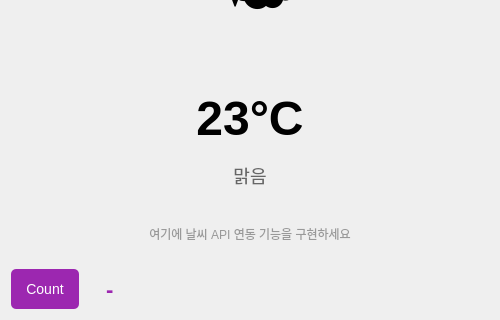
First picture: the form in Apps/Weather/weather.ui, repository pacowon/appDrawer, before the edit; both pictures show x 0 to 500 and y 184 to 504 of the 500 by 504 pixel window.
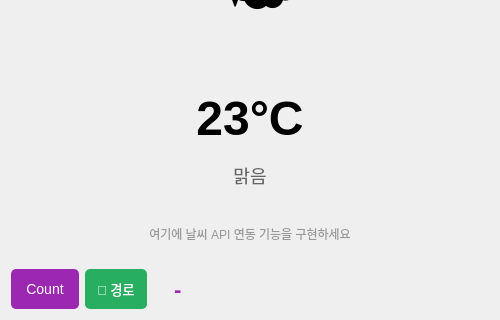
Second picture: the form after the edit.

The edit to the form file:
```diff
--- a/Apps/Weather/weather.ui
+++ b/Apps/Weather/weather.ui
@@ -110,6 +110,19 @@
        </property>
       </widget>
      </item>
+     <item>
+      <widget class="QPushButton" name="btn_show_path">
+       <property name="minimumSize">
+        <size><width>0</width><height>40</height></size>
+       </property>
+       <property name="styleSheet">
+        <string notr="true">font-size: 13px; background-color: #27ae60; color: white; border: none; border-radius: 5px; padding: 5px 12px;</string>
+       </property>
+       <property name="text">
+        <string>📂 경로</string>
+       </property>
+      </widget>
+     </item>
      <item>
       <widget class="QLabel" name="count_label">
        <property name="text">
```
